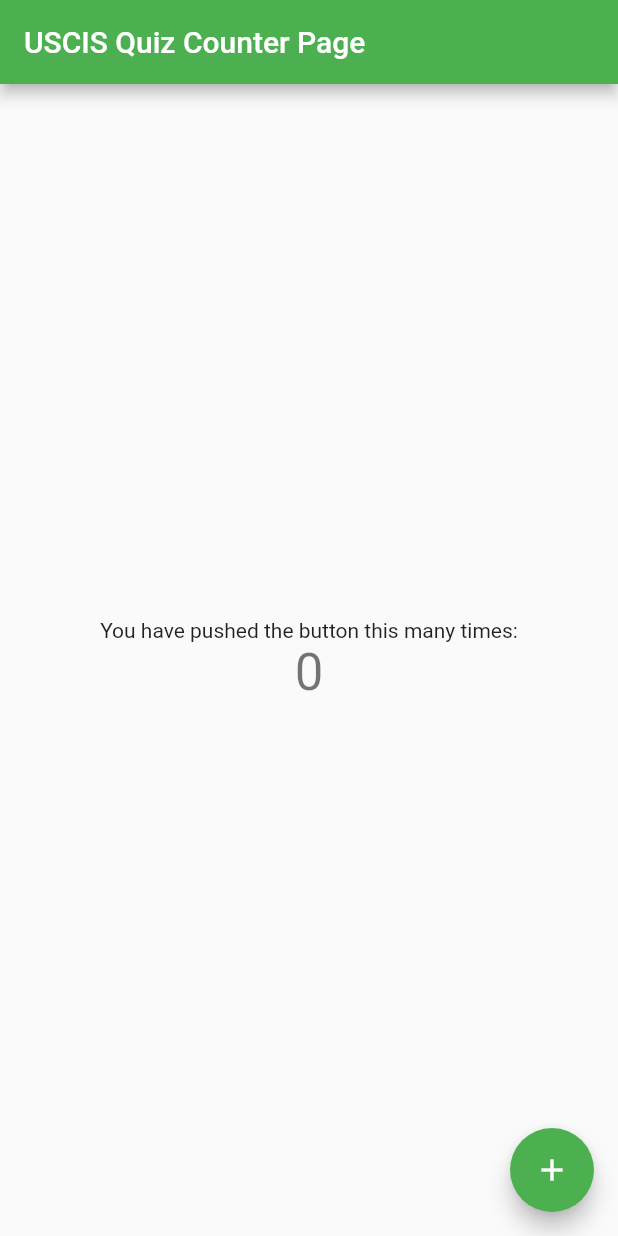
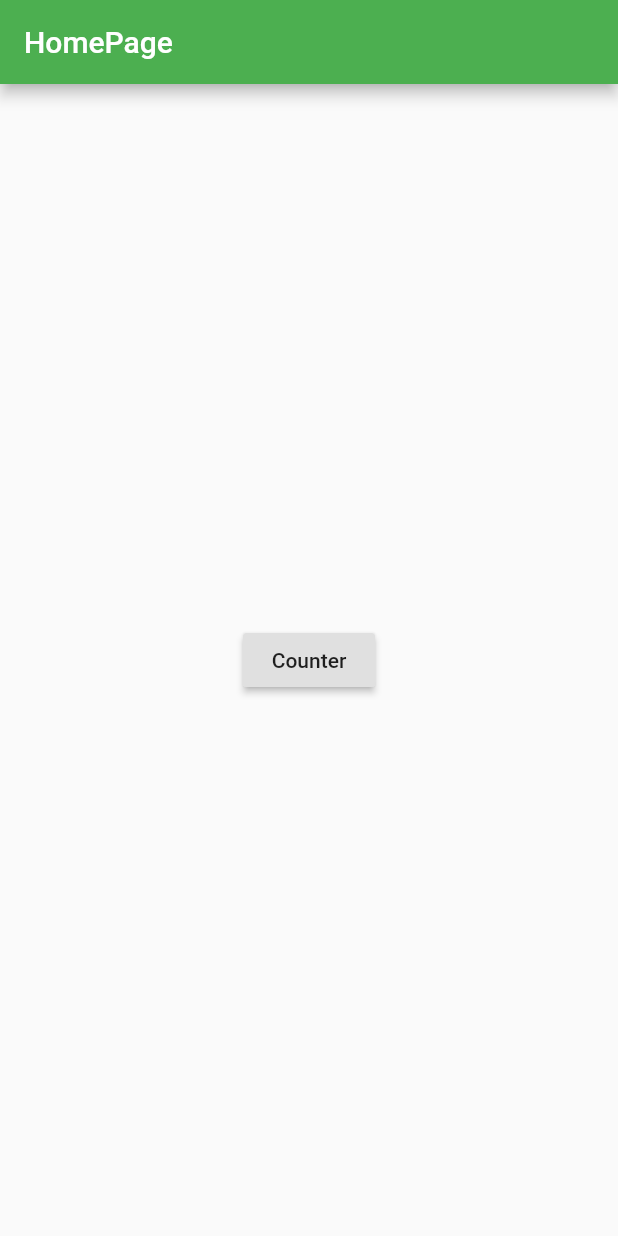
Before and after one commit to mnishiguchi/uscis_quiz, a Flutter app: the screen it shows after launch, on a phone screen of 412 x 824 dp. Run offline on Flutter 3.47's test engine with Material 2 defaults, Android fonts, the phone set to English and light mode, and no system bars.

Commit message:
Add named routes

```diff
--- a/lib/main.dart
+++ b/lib/main.dart
@@ -1,6 +1,7 @@
 import 'package:flutter/material.dart';
 // import 'package:flutter/rendering.dart';
 
+import './pages/home_page.dart';
 import './pages/counter_page.dart';
 
 void main() {
@@ -19,7 +20,11 @@ class MyApp extends StatelessWidget {
       theme: ThemeData(
         primarySwatch: Colors.green,
       ),
-      home: CounterPage(title: 'USCIS Quiz Counter Page'),
+      initialRoute: HomePage.routeName,
+      routes: {
+        HomePage.routeName: (context) => HomePage(),
+        CounterPage.routeName: (context) => CounterPage(title: 'USCIS Quiz Counter Page'),
+      },
     );
   }
 }
--- a/lib/pages/counter_page.dart
+++ b/lib/pages/counter_page.dart
@@ -1,6 +1,8 @@
 import 'package:flutter/material.dart';
 
 class CounterPage extends StatefulWidget {
+  static const routeName = '/counter';
+
   CounterPage({Key key, this.title}) : super(key: key);
 
   final String title;
@@ -20,6 +22,8 @@ class _CounterPageState extends State<CounterPage> {
 
   @override
   Widget build(BuildContext context) {
+    print('[CounterPage] build');
+
     return Scaffold(
       appBar: AppBar(
         title: Text(widget.title),
--- /dev/null
+++ b/lib/pages/home_page.dart
@@ -0,0 +1,24 @@
+import 'package:flutter/material.dart';
+import 'package:uscisquiz/pages/counter_page.dart';
+
+class HomePage extends StatelessWidget {
+  static const routeName = '/';
+
+  HomePage();
+
+  @override
+  Widget build(BuildContext context) {
+    print('[HomePage] build');
+
+    return Scaffold(
+      appBar: AppBar(
+        title: Text('HomePage'),
+      ),
+      body: Center(
+        child: RaisedButton(child: Text('Counter'), onPressed: () {
+          Navigator.pushNamed(context, CounterPage.routeName);
+        },)
+      ),
+    );
+  }
+}
```
